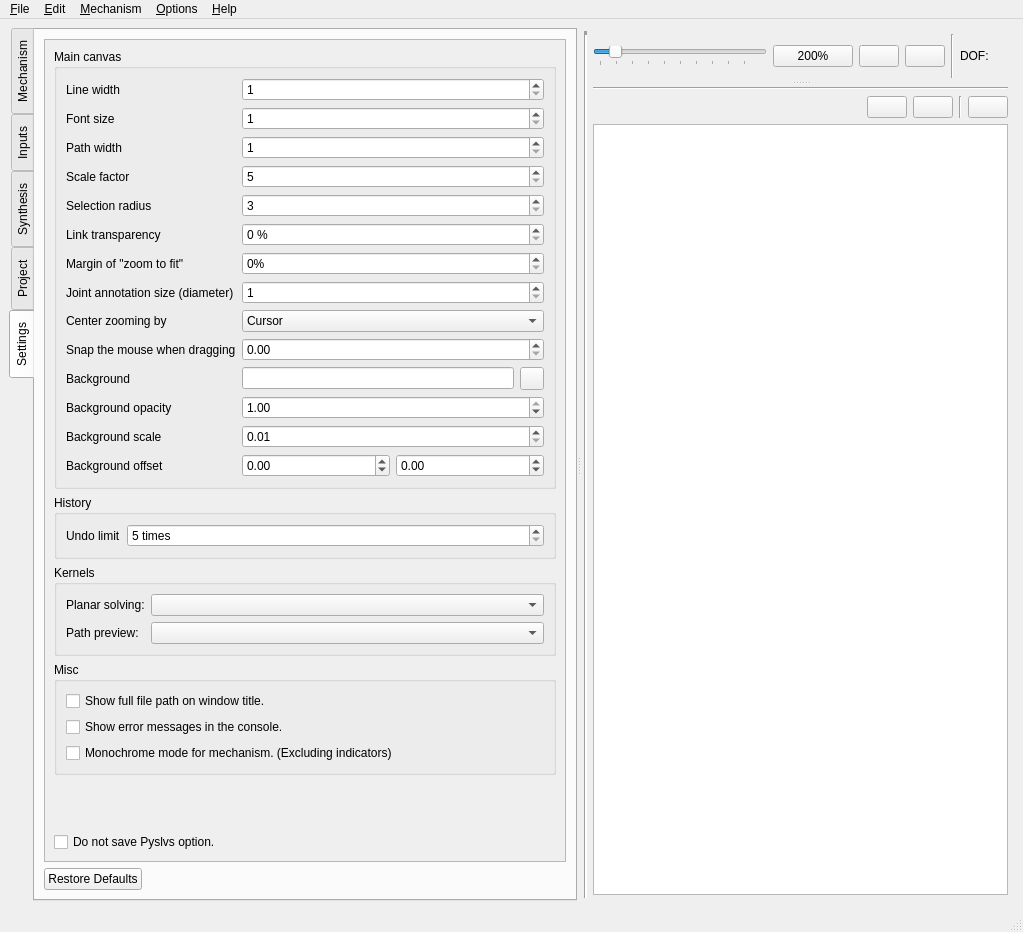
Above: core/widgets/main.ui from KmolYuan/Pyslvs-UI before the change. Below: the same form after it.
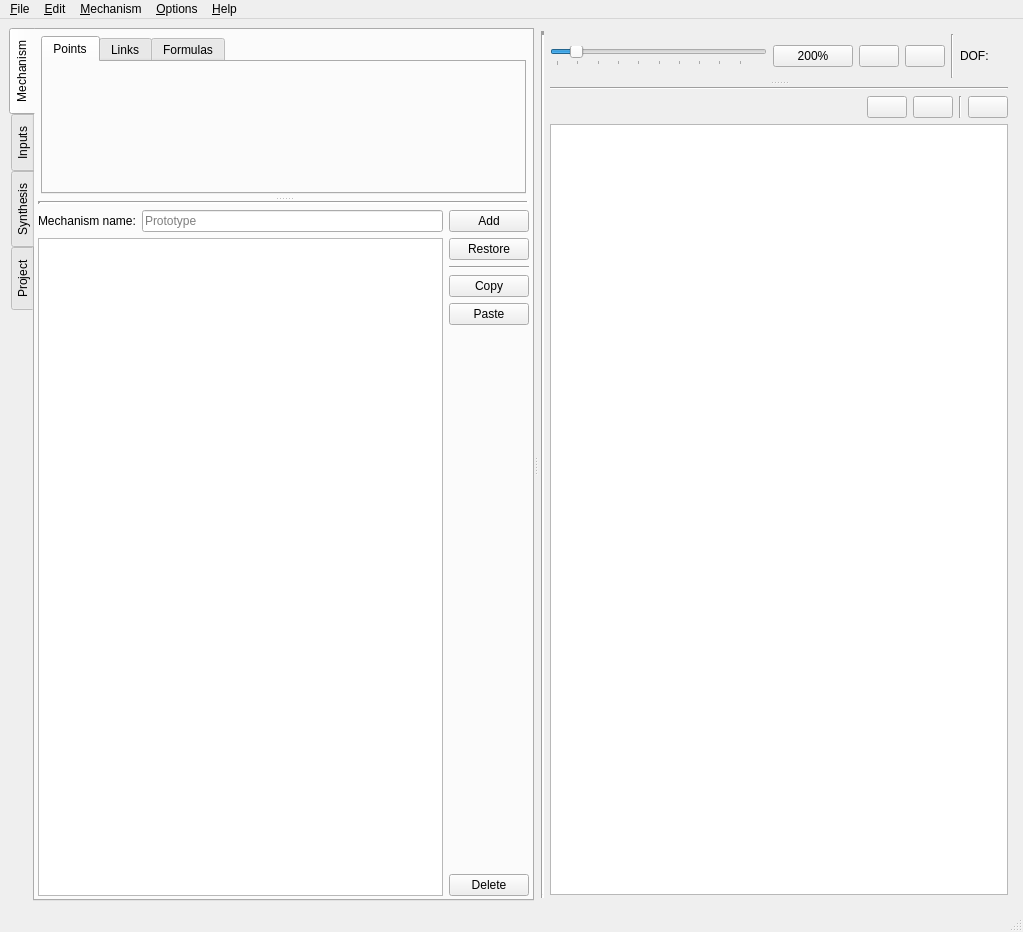
That is the form after the change. The open tabs and pages were chosen to show the change. Icons and pictures are not drawn.

Patch:
```diff
--- a/core/widgets/main.ui
+++ b/core/widgets/main.ui
@@ -454,481 +454,6 @@
              </item>
             </layout>
            </widget>
-           <widget class="QWidget" name="settings_tab">
-            <attribute name="icon">
-             <iconset resource="../../icons.qrc">
-              <normaloff>:/icons/settings.png</normaloff>:/icons/settings.png</iconset>
-            </attribute>
-            <attribute name="title">
-             <string>Settings</string>
-            </attribute>
-            <layout class="QVBoxLayout" name="verticalLayout_6">
-             <item>
-              <widget class="QScrollArea" name="settings_scrollarea">
-               <property name="widgetResizable">
-                <bool>true</bool>
-               </property>
-               <widget class="QWidget" name="scrollAreaWidgetContents">
-                <property name="geometry">
-                 <rect>
-                  <x>0</x>
-                  <y>0</y>
-                  <width>601</width>
-                  <height>1175</height>
-                 </rect>
-                </property>
-                <layout class="QVBoxLayout" name="verticalLayout_3">
-                 <item>
-                  <widget class="QGroupBox" name="settings_ui_groupbox">
-                   <property name="title">
-                    <string>Main canvas</string>
-                   </property>
-                   <layout class="QFormLayout" name="formLayout">
-                    <item row="0" column="0">
-                     <widget class="QLabel" name="linewidth_label">
-                      <property name="text">
-                       <string>Line width</string>
-                      </property>
-                     </widget>
-                    </item>
-                    <item row="0" column="1">
-                     <widget class="QSpinBox" name="line_width_option">
-                      <property name="minimum">
-                       <number>1</number>
-                      </property>
-                      <property name="maximum">
-                       <number>10</number>
-                      </property>
-                      <property name="displayIntegerBase">
-                       <number>10</number>
-                      </property>
-                     </widget>
-                    </item>
-                    <item row="1" column="0">
-                     <widget class="QLabel" name="fontsize_label">
-                      <property name="text">
-                       <string>Font size</string>
-                      </property>
-                     </widget>
-                    </item>
-                    <item row="1" column="1">
-                     <widget class="QSpinBox" name="font_size_option">
-                      <property name="minimum">
-                       <number>1</number>
-                      </property>
-                      <property name="maximum">
-                       <number>30</number>
-                      </property>
-                      <property name="singleStep">
-                       <number>2</number>
-                      </property>
-                     </widget>
-                    </item>
-                    <item row="3" column="0">
-                     <widget class="QLabel" name="pathwidth_label">
-                      <property name="text">
-                       <string>Path width</string>
-                      </property>
-                     </widget>
-                    </item>
-                    <item row="3" column="1">
-                     <widget class="QSpinBox" name="path_width_option">
-                      <property name="minimum">
-                       <number>1</number>
-                      </property>
-                      <property name="maximum">
-                       <number>5</number>
-                      </property>
-                     </widget>
-                    </item>
-                    <item row="4" column="0">
-                     <widget class="QLabel" name="scalefactor_label">
-                      <property name="text">
-                       <string>Scale factor</string>
-                      </property>
-                     </widget>
-                    </item>
-                    <item row="4" column="1">
-                     <widget class="QSpinBox" name="scalefactor_option">
-                      <property name="minimum">
-                       <number>5</number>
-                      </property>
-                      <property name="maximum">
-                       <number>100</number>
-                      </property>
-                      <property name="singleStep">
-                       <number>5</number>
-                      </property>
-                     </widget>
-                    </item>
-                    <item row="5" column="0">
-                     <widget class="QLabel" name="selectionradius_label">
-                      <property name="text">
-                       <string>Selection radius</string>
-                      </property>
-                     </widget>
-                    </item>
-                    <item row="5" column="1">
-                     <widget class="QSpinBox" name="selection_radius_option">
-                      <property name="minimum">
-                       <number>3</number>
-                      </property>
-                      <property name="maximum">
-                       <number>10</number>
-                      </property>
-                     </widget>
-                    </item>
-                    <item row="6" column="0">
-                     <widget class="QLabel" name="linktransparency_label">
-                      <property name="text">
-                       <string>Link transparency</string>
-                      </property>
-                     </widget>
-                    </item>
-                    <item row="6" column="1">
-                     <widget class="QSpinBox" name="link_trans_option">
-                      <property name="suffix">
-                       <string> %</string>
-                      </property>
-                      <property name="maximum">
-                       <number>80</number>
-                      </property>
-                      <property name="singleStep">
-                       <number>10</number>
-                      </property>
-                     </widget>
-                    </item>
-                    <item row="7" column="0">
-                     <widget class="QLabel" name="marginfactor_label">
-                      <property name="text">
-                       <string>Margin of &quot;zoom to fit&quot;</string>
-                      </property>
-                     </widget>
-                    </item>
-                    <item row="7" column="1">
-                     <widget class="QSpinBox" name="margin_factor_option">
-                      <property name="suffix">
-                       <string>%</string>
-                      </property>
-                      <property name="maximum">
-                       <number>30</number>
-                      </property>
-                      <property name="singleStep">
-                       <number>5</number>
-                      </property>
-                     </widget>
-                    </item>
-                    <item row="8" column="0">
-                     <widget class="QLabel" name="jointsize_label">
-                      <property name="text">
-                       <string>Joint annotation size (diameter)</string>
-                      </property>
-                     </widget>
-                    </item>
-                    <item row="8" column="1">
-                     <widget class="QSpinBox" name="joint_size_option">
-                      <property name="minimum">
-                       <number>1</number>
-                      </property>
-                      <property name="maximum">
-                       <number>100</number>
-                      </property>
-                     </widget>
-                    </item>
-                    <item row="9" column="0">
-                     <widget class="QLabel" name="zoomby_label">
-                      <property name="text">
-                       <string>Center zooming by</string>
-                      </property>
-                     </widget>
-                    </item>
-                    <item row="9" column="1">
-                     <widget class="QComboBox" name="zoom_by_option">
-                      <item>
-                       <property name="text">
-                        <string>Cursor</string>
-                       </property>
-                      </item>
-                      <item>
-                       <property name="text">
-                        <string>Cavas center</string>
-                       </property>
-                      </item>
-                     </widget>
-                    </item>
-                    <item row="10" column="0">
-                     <widget class="QLabel" name="snap_label">
-                      <property name="text">
-                       <string>Snap the mouse when dragging</string>
-                      </property>
-                     </widget>
-                    </item>
-                    <item row="10" column="1">
-                     <widget class="QDoubleSpinBox" name="snap_option">
-                      <property name="maximum">
-                       <double>50.000000000000000</double>
-                      </property>
-                     </widget>
-                    </item>
-                    <item row="11" column="0">
-                     <widget class="QLabel" name="background_label">
-                      <property name="text">
-                       <string>Background</string>
-                      </property>
-                     </widget>
-                    </item>
-                    <item row="11" column="1">
-                     <layout class="QHBoxLayout" name="background_layout">
-                      <item>
-                       <widget class="QLineEdit" name="background_option">
-                        <property name="clearButtonEnabled">
-                         <bool>true</bool>
-                        </property>
-                       </widget>
-                      </item>
-                      <item>
-                       <widget class="QToolButton" name="background_choose_dir">
-                        <property name="icon">
-                         <iconset resource="../../icons.qrc">
-                          <normaloff>:/icons/loadfile.png</normaloff>:/icons/loadfile.png</iconset>
-                        </property>
-                       </widget>
-                      </item>
-                     </layout>
-                    </item>
-                    <item row="12" column="0">
-                     <widget class="QLabel" name="background_opacity_label">
-                      <property name="text">
-                       <string>Background opacity</string>
-                      </property>
-                     </widget>
-                    </item>
-                    <item row="12" column="1">
-                     <widget class="QDoubleSpinBox" name="background_opacity_option">
-                      <property name="maximum">
-                       <double>1.000000000000000</double>
-                      </property>
-                      <property name="singleStep">
-                       <double>0.100000000000000</double>
-                      </property>
-                      <property name="value">
-                       <double>1.000000000000000</double>
-                      </property>
-                     </widget>
-                    </item>
-                    <item row="13" column="0">
-                     <widget class="QLabel" name="background_scale_label">
-                      <property name="text">
-                       <string>Background scale</string>
-                      </property>
-                     </widget>
-                    </item>
-                    <item row="13" column="1">
-                     <widget class="QDoubleSpinBox" name="background_scale_option">
-                      <property name="minimum">
-                       <double>0.010000000000000</double>
-                      </property>
-                      <property name="maximum">
-                       <double>10.000000000000000</double>
-                      </property>
-                      <property name="singleStep">
-                       <double>0.020000000000000</double>
-                      </property>
-                     </widget>
-                    </item>
-                    <item row="14" column="0">
-                     <widget class="QLabel" name="background_offset_label">
-                      <property name="text">
-                       <string>Background offset</string>
-                      </property>
-                     </widget>
-                    </item>
-                    <item row="14" column="1">
-                     <layout class="QHBoxLayout" name="background_offset_layout">
-                      <item>
-                       <widget class="QDoubleSpinBox" name="background_offset_x_option">
-                        <property name="minimum">
-                         <double>-999999.000000000000000</double>
-                        </property>
-                        <property name="maximum">
-                         <double>999999.000000000000000</double>
-                        </property>
-                       </widget>
-                      </item>
-                      <item>
-                       <widget class="QDoubleSpinBox" name="background_offset_y_option">
-                        <property name="minimum">
-                         <double>-999999.000000000000000</double>
-                        </property>
-                        <property name="maximum">
-                         <double>999999.000000000000000</double>
-                        </property>
-                       </widget>
-                      </item>
-                     </layout>
-                    </item>
-                   </layout>
-                  </widget>
-                 </item>
-                 <item>
-                  <widget class="QGroupBox" name="settings_history_groupbox">
-                   <property name="title">
-                    <string>History</string>
-                   </property>
-                   <layout class="QFormLayout" name="formLayout_2">
-                    <item row="0" column="0">
-                     <widget class="QLabel" name="UndoLimit_label">
-                      <property name="text">
-                       <string>Undo limit</string>
-                      </property>
-                     </widget>
-                    </item>
-                    <item row="0" column="1">
-                     <widget class="QSpinBox" name="undo_limit_option">
-                      <property name="suffix">
-                       <string> times</string>
-                      </property>
-                      <property name="minimum">
-                       <number>5</number>
-                      </property>
-                     </widget>
-                    </item>
-                   </layout>
-                  </widget>
-                 </item>
-                 <item>
-                  <widget class="QGroupBox" name="settings_kernels_groupBox">
-                   <property name="title">
-                    <string>Kernels</string>
-                   </property>
-                   <layout class="QFormLayout" name="formLayout_3">
-                    <item row="0" column="0">
-                     <widget class="QLabel" name="planarsolver_label">
-                      <property name="text">
-                       <string>Planar solving:</string>
-                      </property>
-                     </widget>
-                    </item>
-                    <item row="0" column="1">
-                     <widget class="QComboBox" name="planar_solver_option"/>
-                    </item>
-                    <item row="1" column="0">
-                     <widget class="QLabel" name="pathpreview_label">
-                      <property name="text">
-                       <string>Path preview:</string>
-                      </property>
-                     </widget>
-                    </item>
-                    <item row="1" column="1">
-                     <widget class="QComboBox" name="path_preview_option"/>
-                    </item>
-                   </layout>
-                  </widget>
-                 </item>
-                 <item>
-                  <widget class="QGroupBox" name="settings_misc_groupBox">
-                   <property name="title">
-                    <string>Misc</string>
-                   </property>
-                   <layout class="QVBoxLayout" name="verticalLayout_7">
-                    <item>
-                     <widget class="QCheckBox" name="title_full_path_option">
-                      <property name="text">
-                       <string>Show full file path on window title.</string>
-                      </property>
-                     </widget>
-                    </item>
-                    <item>
-                     <widget class="QCheckBox" name="console_error_option">
-                      <property name="text">
-                       <string>Show error messages in the console.</string>
-                      </property>
-                     </widget>
-                    </item>
-                    <item>
-                     <widget class="QCheckBox" name="monochrome_option">
-                      <property name="text">
-                       <string>Monochrome mode for mechanism. (Excluding indicators)</string>
-                      </property>
-                     </widget>
-                    </item>
-                   </layout>
-                  </widget>
-                 </item>
-                 <item>
-                  <spacer name="verticalSpacer_2">
-                   <property name="orientation">
-                    <enum>Qt::Vertical</enum>
-                   </property>
-                   <property name="sizeHint" stdset="0">
-                    <size>
-                     <width>20</width>
-                     <height>619</height>
-                    </size>
-                   </property>
-                  </spacer>
-                 </item>
-                 <item>
-                  <layout class="QHBoxLayout" name="horizontalLayout">
-                   <item>
-                    <widget class="QCheckBox" name="dontsave_option">
-                     <property name="text">
-                      <string>Do not save Pyslvs option.</string>
-                     </property>
-                    </widget>
-                   </item>
-                   <item>
-                    <spacer name="horizontalSpacer">
-                     <property name="orientation">
-                      <enum>Qt::Horizontal</enum>
-                     </property>
-                     <property name="sizeHint" stdset="0">
-                      <size>
-                       <width>40</width>
-                       <height>20</height>
-                      </size>
-                     </property>
-                    </spacer>
-                   </item>
-                  </layout>
-                 </item>
-                </layout>
-               </widget>
-              </widget>
-             </item>
-             <item>
-              <layout class="QHBoxLayout" name="horizontalLayout_10">
-               <item>
-                <widget class="QPushButton" name="settings_reset">
-                 <property name="text">
-                  <string>Restore Defaults</string>
-                 </property>
-                </widget>
-               </item>
-               <item>
-                <spacer name="horizontalSpacer_4">
-                 <property name="orientation">
-                  <enum>Qt::Horizontal</enum>
-                 </property>
-                 <property name="sizeHint" stdset="0">
-                  <size>
-                   <width>40</width>
-                   <height>20</height>
-                  </size>
-                 </property>
-                </spacer>
-               </item>
-               <item>
-                <widget class="QLabel" name="version_label">
-                 <property name="text">
-                  <string/>
-                 </property>
-                </widget>
-               </item>
-              </layout>
-             </item>
-            </layout>
-           </widget>
           </widget>
          </item>
         </layout>
```
Left out of the diff: 16 changed lines with no effect on the pictures.
